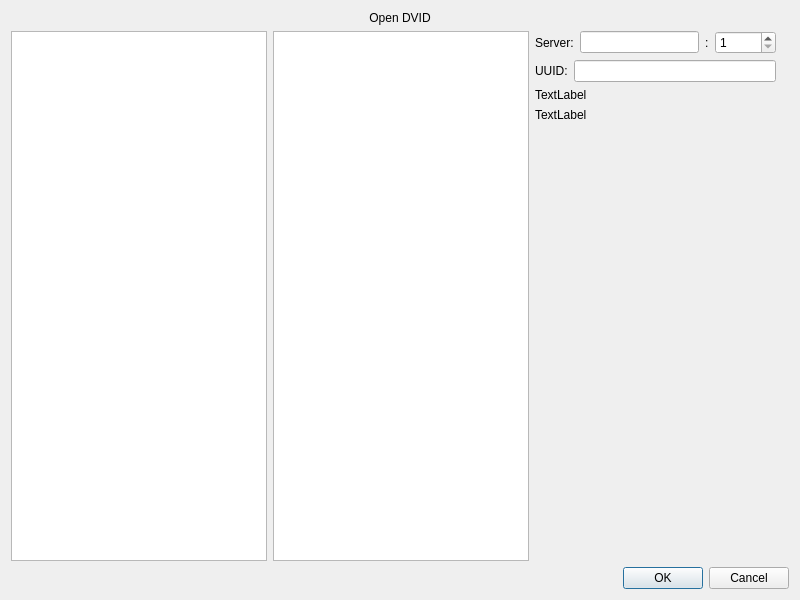
First picture: the form in neurolabi/gui/dialogs/dvidbranchdialog.ui, repository janelia-flyem/NeuTu, before the edit.
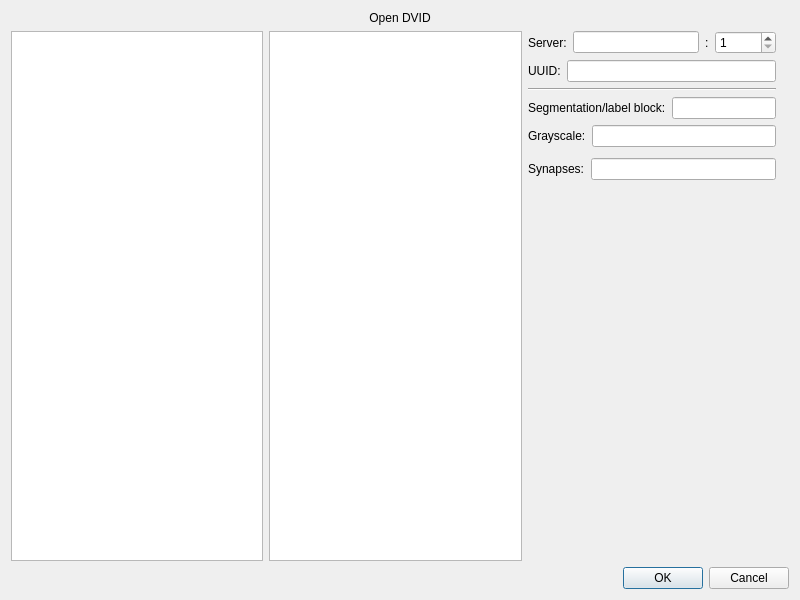
Second picture: the form after the edit.

Commit message: started adding more fields; added defaults lookup

```diff
--- a/neurolabi/gui/dialogs/dvidbranchdialog.ui
+++ b/neurolabi/gui/dialogs/dvidbranchdialog.ui
@@ -87,18 +87,62 @@
         </layout>
        </item>
        <item>
-        <widget class="QLabel" name="label">
-         <property name="text">
-          <string>TextLabel</string>
+        <widget class="Line" name="line">
+         <property name="orientation">
+          <enum>Qt::Horizontal</enum>
          </property>
         </widget>
        </item>
        <item>
-        <widget class="QLabel" name="label_3">
-         <property name="text">
-          <string>TextLabel</string>
+        <layout class="QHBoxLayout" name="horizontalLayout_4">
+         <property name="topMargin">
+          <number>0</number>
          </property>
-        </widget>
+         <item>
+          <widget class="QLabel" name="label">
+           <property name="text">
+            <string>Segmentation/label block:</string>
+           </property>
+          </widget>
+         </item>
+         <item>
+          <widget class="QLineEdit" name="labelsBox"/>
+         </item>
+        </layout>
+       </item>
+       <item>
+        <layout class="QHBoxLayout" name="horizontalLayout_5">
+         <property name="topMargin">
+          <number>0</number>
+         </property>
+         <item>
+          <widget class="QLabel" name="label_2">
+           <property name="text">
+            <string>Grayscale:</string>
+           </property>
+          </widget>
+         </item>
+         <item>
+          <widget class="QLineEdit" name="grayscaleBox"/>
+         </item>
+        </layout>
+       </item>
+       <item>
+        <layout class="QHBoxLayout" name="horizontalLayout_6">
+         <property name="topMargin">
+          <number>5</number>
+         </property>
+         <item>
+          <widget class="QLabel" name="label_3">
+           <property name="text">
+            <string>Synapses:</string>
+           </property>
+          </widget>
+         </item>
+         <item>
+          <widget class="QLineEdit" name="synapsesBox"/>
+         </item>
+        </layout>
        </item>
        <item>
         <spacer name="verticalSpacer">
```
The commit also changes 1 other file.
